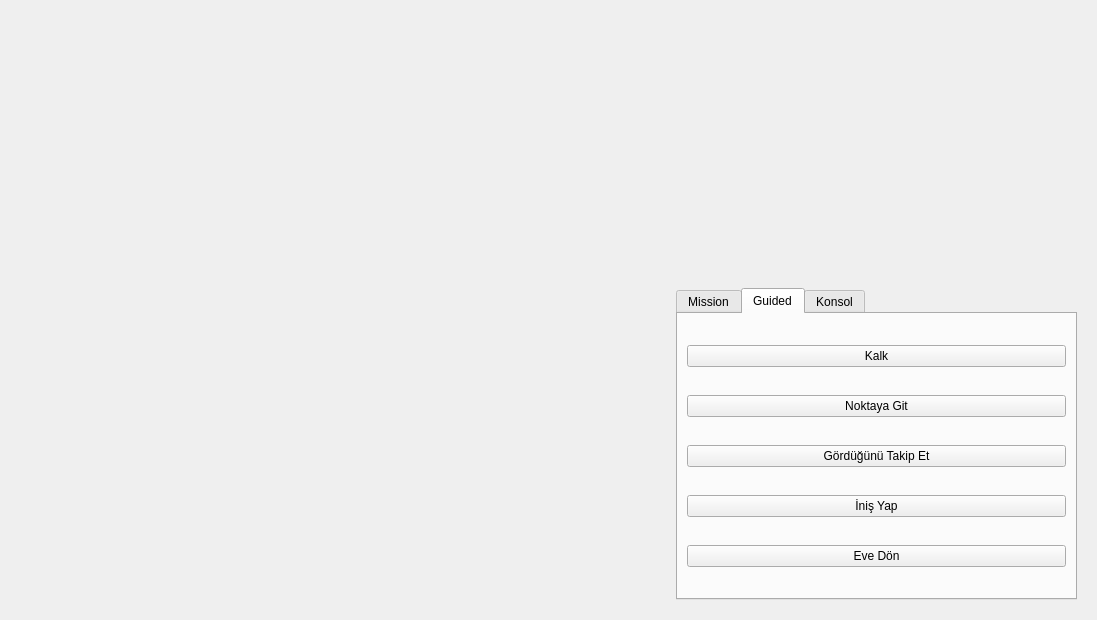
Old version of the form uifolder/HomePage.ui in the repository MahmutEsadErman/Ground-Control-Station-for-UAV.
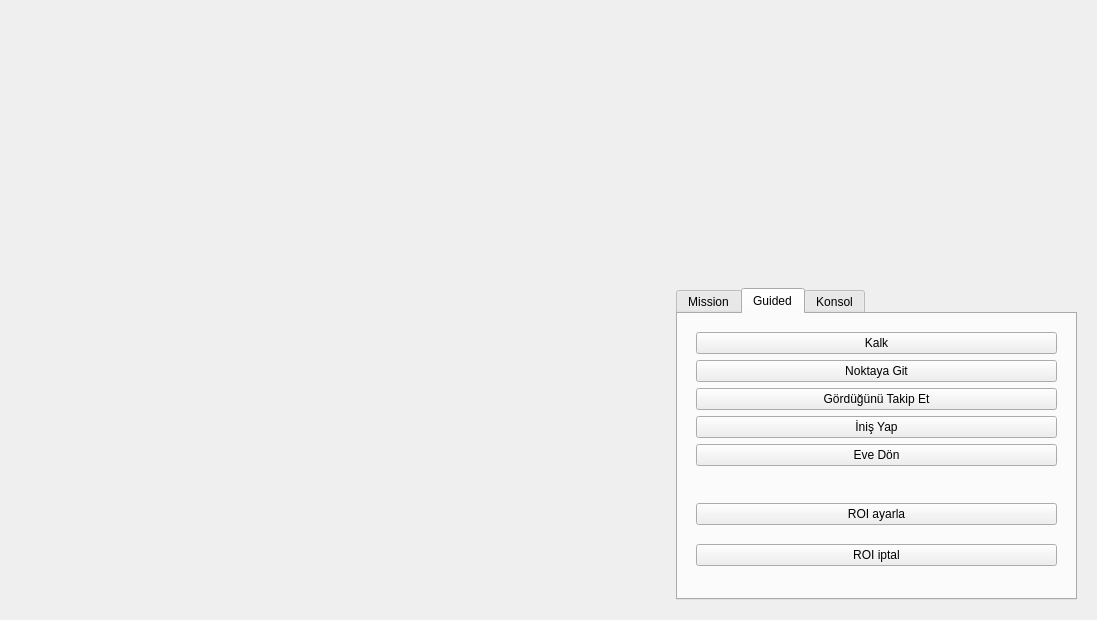
New version of the form.

Commit message: - Controlling gimbal, - Home made rtl, - Displaying current added

```diff
--- a/uifolder/HomePage.ui
+++ b/uifolder/HomePage.ui
@@ -210,6 +210,9 @@
             </attribute>
             <layout class="QVBoxLayout" name="verticalLayout_6">
              <item>
+              <widget class="QWidget" name="widget_3" native="true">
+               <layout class="QVBoxLayout" name="verticalLayout_9">
+                <item>
               <widget class="QPushButton" name="btn_takeoff">
                <property name="text">
                 <string>Kalk</string>
@@ -242,6 +245,29 @@
                <property name="text">
                 <string>Eve Dön</string>
                </property>
+                 </widget>
+                </item>
+               </layout>
+              </widget>
+             </item>
+             <item>
+              <widget class="QWidget" name="widget_2" native="true">
+               <layout class="QVBoxLayout" name="verticalLayout_8">
+                <item>
+                 <widget class="QPushButton" name="btn_set_roi">
+                  <property name="text">
+                   <string>ROI ayarla</string>
+                  </property>
+                 </widget>
+                </item>
+                <item>
+                 <widget class="QPushButton" name="btn_cancel_roi">
+                  <property name="text">
+                   <string>ROI iptal</string>
+                  </property>
+                 </widget>
+                </item>
+               </layout>
               </widget>
              </item>
             </layout>
```
Lines whose indentation alone changed are shown as unchanged. The commit also changes 5 other files.
